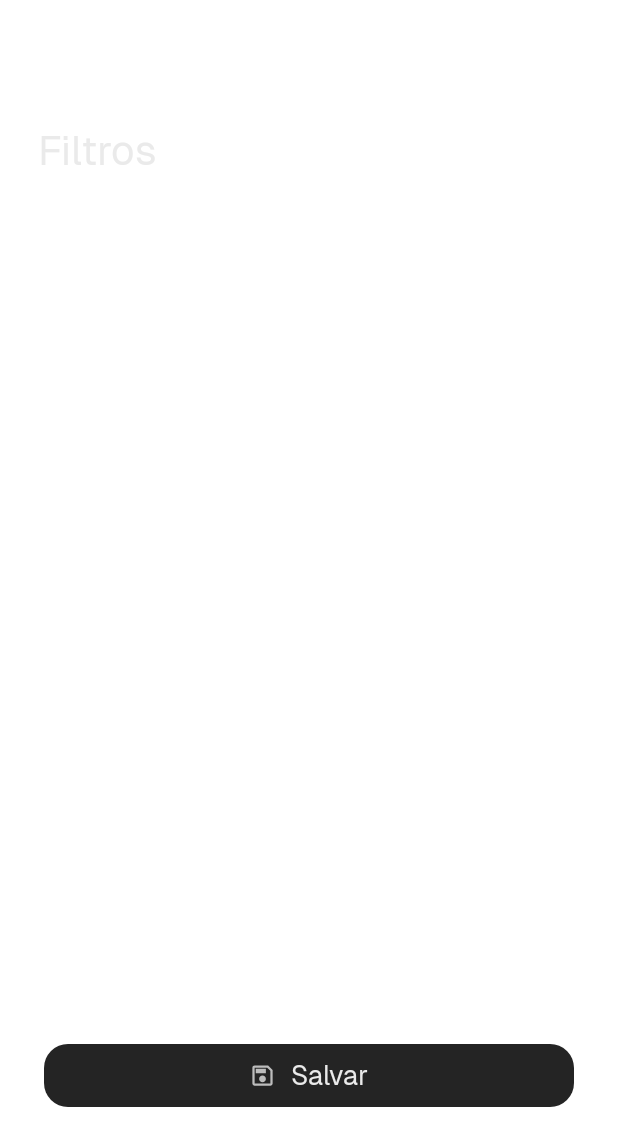
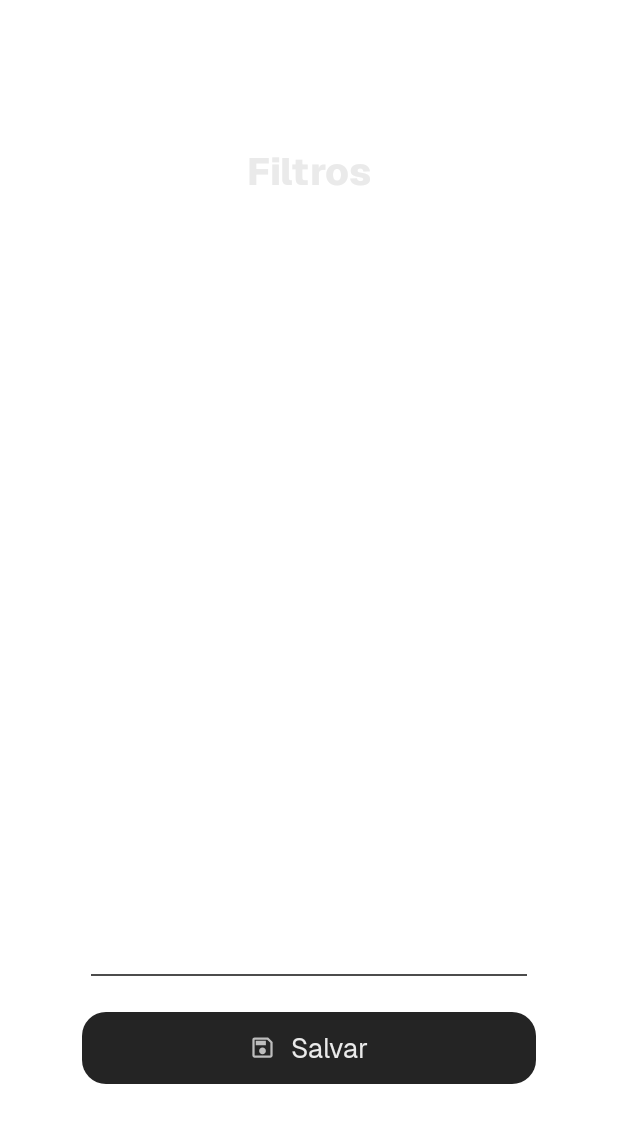
Before and after one commit to tavioribeiro/ReNerd, an Android app: the layout c_layout_filter_modal.xml on its own in the app's theme, with its tools: preview values and no code run, on a phone screen of 412 x 824 dp. Shown: the top 1146 px of the screen. Run offline under Robolectric (Android 15) with nearby library versions, the phone set to English and light mode, and no system bars.

Commit message:
🛠️ Ajustes 📙 Descrição: Ajuste do modal de filtros.

```diff
--- /dev/null
+++ b/app/src/main/res/font/geist_extra_bold_fontfamily.xml
@@ -0,0 +1,6 @@
+<?xml version="1.0" encoding="utf-8"?>
+<font-family xmlns:android="http://schemas.android.com/apk/res/android">
+    <font
+        android:font="@font/geist_extra_bold"
+        android:fontStyle="normal"/>
+</font-family>
--- a/app/src/main/res/layout/c_layout_filter_modal.xml
+++ b/app/src/main/res/layout/c_layout_filter_modal.xml
@@ -15,8 +15,8 @@
         android:id="@+id/box_container"
         android:layout_width="match_parent"
         android:layout_height="700dp"
-        android:layout_margin="5dp"
-        android:padding="20dp"
+        android:layout_margin="15dp"
+        android:padding="35dp"
         android:clickable="false"
         android:allowClickWhenDisabled="false"
         android:longClickable="false"
@@ -34,27 +34,42 @@
                 android:text="Filtros"
                 style="@style/TS_Title1"
                 android:textColor="@color/color5"
-                android:layout_alignParentTop="true"/>
+                android:layout_centerHorizontal="true"/>
 
 
             <FrameLayout
                 android:id="@+id/fragmentContent"
                 android:layout_width="match_parent"
                 android:layout_height="wrap_content"
-                android:layout_marginTop="50dp"
-                android:paddingBottom="10dp"
+                android:layout_marginTop="40dp"
                 android:layout_below="@id/title"
-                android:layout_above="@id/save_buttom"/>
+                android:layout_above="@id/button_container"/>
 
-            <com.example.renerd.components.buttons.DefaultButton
-                android:id="@+id/save_buttom"
+
+
+            <LinearLayout
+                android:id="@+id/button_container"
                 android:layout_width="match_parent"
-                app:default_width="false"
                 android:layout_height="wrap_content"
-                app:icon="@drawable/icon_save"
-                app:label="Salvar"
+                android:orientation="vertical"
                 android:layout_alignParentBottom="true"
-                android:layout_centerHorizontal="true"/>
+                android:layout_centerHorizontal="true">
+
+                <View
+                    android:layout_width="match_parent"
+                    android:layout_height="1dp"
+                    android:layout_marginHorizontal="10dp"
+                    android:layout_marginVertical="20dp"
+                    android:background="@color/color3"/>
+
+                <com.example.renerd.components.buttons.DefaultButton
+                    android:id="@+id/save_buttom"
+                    android:layout_width="match_parent"
+                    app:default_width="false"
+                    android:layout_height="wrap_content"
+                    app:icon="@drawable/icon_save"
+                    app:label="Salvar"/>
+            </LinearLayout>
         </RelativeLayout>
     </LinearLayout>
 </LinearLayout>
--- a/app/src/main/res/layout/c_layout_filter_tab.xml
+++ b/app/src/main/res/layout/c_layout_filter_tab.xml
@@ -14,12 +14,12 @@
         android:layout_height="wrap_content"
         android:text="Filtros"
         style="@style/TS_Title3"
+        android:visibility="gone"
         android:textColor="@color/color5"
         android:layout_alignParentTop="true"/>
 
     <androidx.recyclerview.widget.RecyclerView
         android:id="@+id/recyclerview_base"
         android:layout_width="match_parent"
-        android:layout_height="wrap_content"
-        android:layout_marginTop="20dp"/>
+        android:layout_height="wrap_content"/>
 </LinearLayout>
--- a/app/src/main/res/layout/fragment_tab_list_head.xml
+++ b/app/src/main/res/layout/fragment_tab_list_head.xml
@@ -75,13 +75,12 @@
         android:layout_width="match_parent"
         android:layout_height="1dp"
         android:layout_marginHorizontal="10dp"
-        android:layout_marginVertical="10dp"
+        android:layout_marginVertical="20dp"
         android:background="@color/color3"/>
 
 
     <androidx.viewpager2.widget.ViewPager2
         android:id="@+id/viewPager"
         android:layout_width="match_parent"
-        android:layout_height="wrap_content"
-        android:layout_marginTop="20dp"/>
+        android:layout_height="wrap_content"/>
 </LinearLayout>
--- a/app/src/main/res/layout/layout_default_button.xml
+++ b/app/src/main/res/layout/layout_default_button.xml
@@ -6,7 +6,7 @@
     android:id="@+id/main_container"
     android:tag="action_button"
     android:layout_width="wrap_content"
-    android:layout_height="42dp"
+    android:layout_height="48dp"
     android:paddingHorizontal="10dp"
     android:focusable="true"
     android:clickable="true"
--- a/app/src/main/res/values/font_styles.xml
+++ b/app/src/main/res/values/font_styles.xml
@@ -7,8 +7,8 @@
     </style>
 
     <style name="TS_Title1" parent="Widget.AppCompat.TextView">
-        <item name="android:fontFamily">@font/geist_regular_fontfamily</item>
-        <item name="android:textSize">27sp</item>
+        <item name="android:fontFamily">@font/geist_extra_bold_fontfamily</item>
+        <item name="android:textSize">25sp</item>
         <item name="android:textStyle">normal</item>
     </style>
 
```
Also changed, not shown: app/src/main/java/com/example/renerd/components/filters_dialog/adapters/FilterItemAdapter.kt (+25 -16 lines), app/src/main/res/layout/activity_episodes.xml (+4 -4 lines), app/src/main/res/layout/r_filter_item_adapter.xml (+10 -9 lines), app/src/main/res/font/geist_extra_bold.ttf (added).
